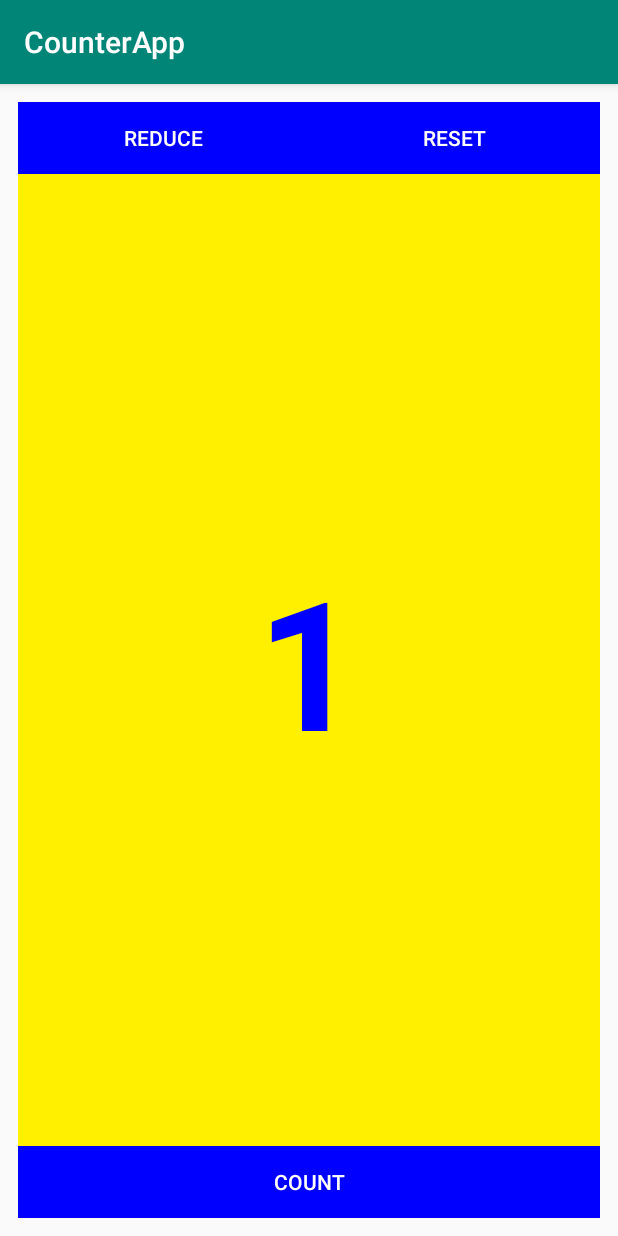
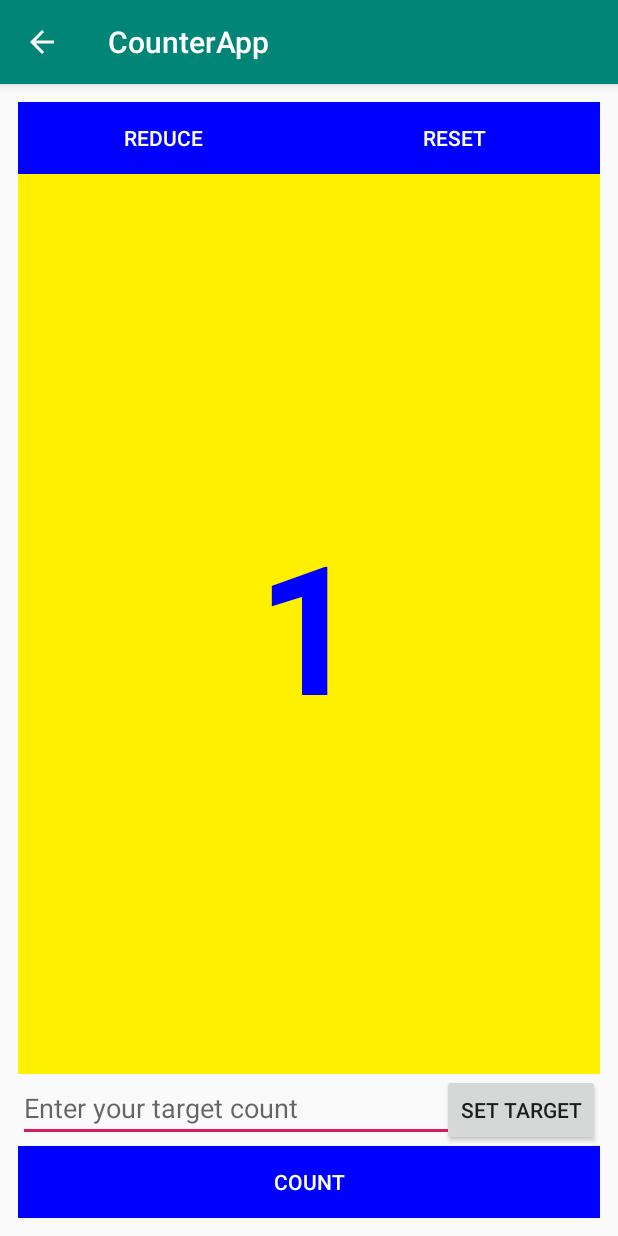
Before and after one commit to vyankatesh24/CounterApp, an Android app: the MainActivity screen opened directly, with no data from a screen before it, after a tap on "COUNT", on a phone screen of 412 x 824 dp. Run offline under Robolectric (Android 15) with nearby library versions, the phone set to English and light mode, and no system bars.

Commit message:
Added persistency to counter value added set target option

```diff
--- a/app/src/main/AndroidManifest.xml
+++ b/app/src/main/AndroidManifest.xml
@@ -19,7 +19,9 @@
                 <category android:name="android.intent.category.LAUNCHER" />
             </intent-filter>
         </activity>
-        <activity android:name=".MainActivity"></activity>
+        <activity
+            android:name=".MainActivity"
+            android:parentActivityName=".StartActivity"></activity>
     </application>
 
 </manifest>
--- a/app/src/main/java/com/vyankatesh/counterapp/MainActivity.java
+++ b/app/src/main/java/com/vyankatesh/counterapp/MainActivity.java
@@ -1,16 +1,24 @@
 package com.vyankatesh.counterapp;
 
+import android.content.SharedPreferences;
 import android.os.Bundle;
 import android.util.Log;
 import android.view.View;
+import android.widget.EditText;
 import android.widget.TextView;
+import android.widget.Toast;
 
 import androidx.appcompat.app.AppCompatActivity;
 
 public class MainActivity extends AppCompatActivity {
 
     int COUNT = 0;
+    public String KEY_COUNT = "count";
     TextView count_tv;
+    int Target = 0;
+    SharedPreferences mPreferences;
+    EditText inputTarget;
+    private String sharedPrefFile = "com.example.android.hellosharedprefs";
     private static final String LOG_TAG = MainActivity.class.getSimpleName();
 
     @Override
@@ -18,6 +26,8 @@ public class MainActivity extends AppCompatActivity {
         super.onCreate(savedInstanceState);
         setContentView(R.layout.activity_main);
         count_tv =  findViewById(R.id.count);
+        mPreferences = getSharedPreferences(sharedPrefFile, MODE_PRIVATE);
+        inputTarget = findViewById(R.id.input_target);
 
     }
 
@@ -36,11 +46,40 @@ public class MainActivity extends AppCompatActivity {
     }
 
     public void increaseCount(View view){
-        COUNT++;
 
-        count_tv.setText(String.valueOf(COUNT));
-        Log.d(LOG_TAG, "Incremented to " + COUNT);
+        if (Target != 0 && COUNT == Target - 1) {
+            COUNT++;
+            count_tv.setText(String.valueOf(COUNT));
+            Log.d(LOG_TAG, "Incremented to " + COUNT);
+            Toast.makeText(getApplicationContext(), "Target Achieved", Toast.LENGTH_LONG).show();
+        } else {
+            COUNT++;
+            count_tv.setText(String.valueOf(COUNT));
+            Log.d(LOG_TAG, "Incremented to " + COUNT);
+        }
+
 
 
     }
+
+    public void setTarget(View view) {
+        Target = Integer.parseInt(inputTarget.getText().toString());
+        Toast.makeText(getApplicationContext(), "Target has been set.", Toast.LENGTH_LONG).show();
+
+    }
+
+    @Override
+    protected void onPause() {
+        super.onPause();
+        SharedPreferences.Editor preferencesEditor = mPreferences.edit();
+        preferencesEditor.putInt(KEY_COUNT, COUNT);
+        preferencesEditor.apply();
+    }
+
+    @Override
+    protected void onResume() {
+        super.onResume();
+        COUNT = mPreferences.getInt(KEY_COUNT, 0);
+        count_tv.setText(COUNT + "");
+    }
 }
--- a/app/src/main/res/layout/activity_main.xml
+++ b/app/src/main/res/layout/activity_main.xml
@@ -1,6 +1,5 @@
 <?xml version="1.0" encoding="utf-8"?>
 <RelativeLayout xmlns:android="http://schemas.android.com/apk/res/android"
-    xmlns:app="http://schemas.android.com/apk/res-auto"
     xmlns:tools="http://schemas.android.com/tools"
     android:layout_width="match_parent"
     android:layout_height="match_parent"
@@ -45,7 +44,7 @@
         android:layout_below="@id/top_buttons"
         android:background="@color/yellow"
         android:gravity="center"
-        android:layout_above="@id/count_button">
+        android:layout_above="@id/target_view">
 
         <TextView
             android:id="@+id/count"
@@ -56,6 +55,27 @@
             android:textSize="120sp"
             android:textStyle="bold" />
     </LinearLayout>
+
+    <RelativeLayout
+        android:id="@+id/target_view"
+        android:layout_width="match_parent"
+        android:layout_height="wrap_content"
+        android:layout_above="@id/count_button"
+        android:orientation="horizontal">
+
+        <EditText
+            android:id="@+id/input_target"
+            android:layout_width="match_parent"
+            android:layout_height="wrap_content"
+            android:hint="Enter your target count"></EditText>
+
+        <Button
+            android:layout_width="wrap_content"
+            android:layout_height="wrap_content"
+            android:layout_alignParentRight="true"
+            android:onClick="setTarget"
+            android:text="Set Target"></Button>
+    </RelativeLayout>
 
     <Button
         android:id="@+id/count_button"
--- a/app/src/main/res/layout/activity_stop_watch.xml
+++ b/app/src/main/res/layout/activity_stop_watch.xml
@@ -11,8 +11,9 @@
         android:layout_width="match_parent"
         android:layout_height="wrap_content"
         android:text="00:00:00"
+        android:textAlignment="center"
         android:textColor="@color/colorAccent"
-        android:textSize="100sp">
+        android:textSize="80sp">
 
     </TextView>
 
```
Also changed, not shown: app/src/main/java/com/vyankatesh/counterapp/StopWatch.java (+15 -8 lines).
